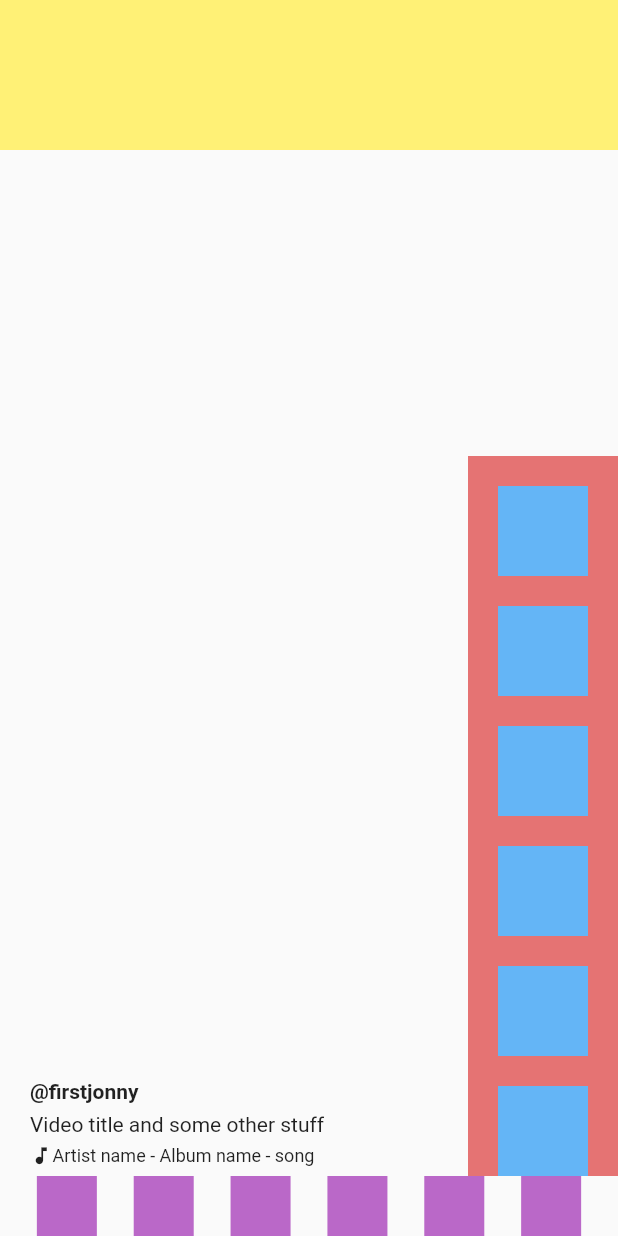
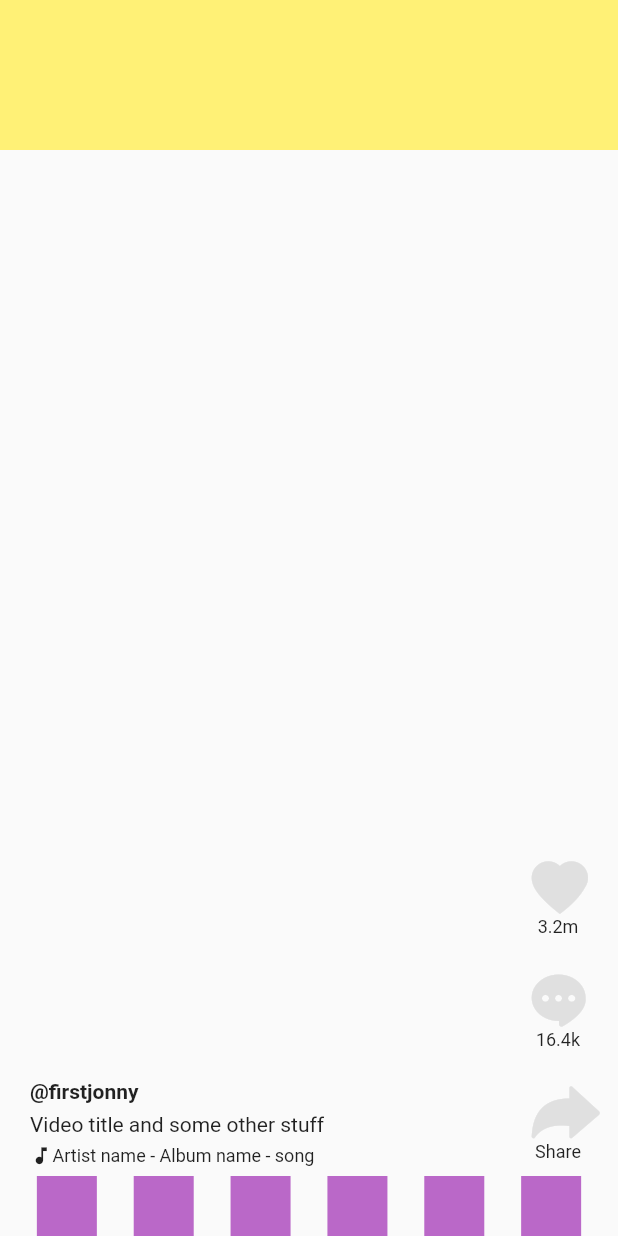
Before and after one commit to sitais/uex, a Flutter app: the screen it shows after launch, on a phone screen of 412 x 824 dp. Run offline on Flutter 3.47's test engine with Material 2 defaults, Android fonts, the phone set to English and light mode, and no system bars.

Commit message:
Added TikTokIcons
changed social widgets for generated widgets

```diff
--- a/lib/widgets/actions_toolbar.dart
+++ b/lib/widgets/actions_toolbar.dart
@@ -1,21 +1,35 @@
 import 'package:flutter/material.dart';
+
+import 'package:uex/tik_tok_icons_icons.dart';
 
 class ActionsToolbar extends StatelessWidget {
   @override
   Widget build(BuildContext context) {
     return Container(
       width: 100.0,
-      color: Colors.red[300],
+      padding: EdgeInsets.only(right: 10.0),
       child: Column(
-        mainAxisSize: MainAxisSize.min,
-        children: List<Widget>.generate(
-            6,
-            (index) => Container(
-                width: 60,
-                height: 60,
-                color: Colors.blue[300],
-                margin: EdgeInsets.only(top: 20.0))),
-      ),
+          mainAxisSize: MainAxisSize.min,
+          crossAxisAlignment: CrossAxisAlignment.end,
+          children: [
+            _getSocialAction(icon: TikTokIcons.heart, title: '3.2m'),
+            _getSocialAction(icon: TikTokIcons.chat_bubble, title: '16.4k'),
+            _getSocialAction(icon: TikTokIcons.reply, title: 'Share'),
+          ]),
     );
   }
 }
+
+Widget _getSocialAction({String title, IconData icon}) {
+  return Container(
+      margin: EdgeInsets.only(top: 15.0),
+      width: 60.0,
+      height: 60.0,
+      child: Column(children: [
+        Icon(icon, size: 35.0, color: Colors.grey[300]),
+        Padding(
+          padding: EdgeInsets.only(top: 2.0),
+          child: Text(title, style: TextStyle(fontSize: 12.0)),
+        )
+      ]));
+}
```
